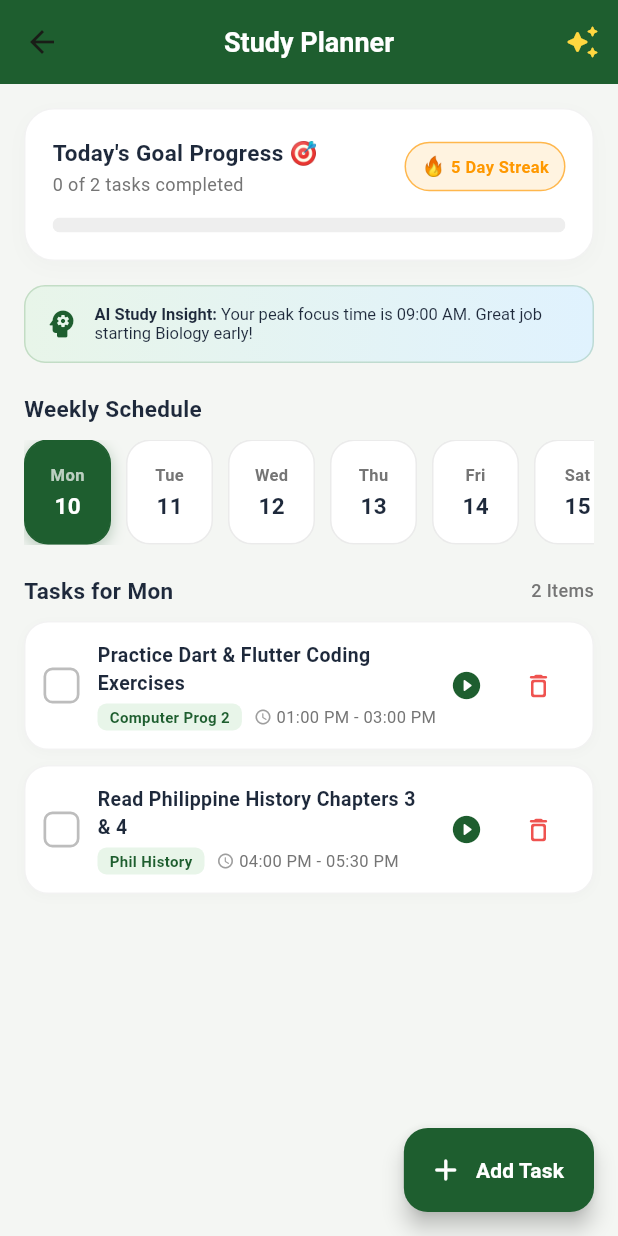
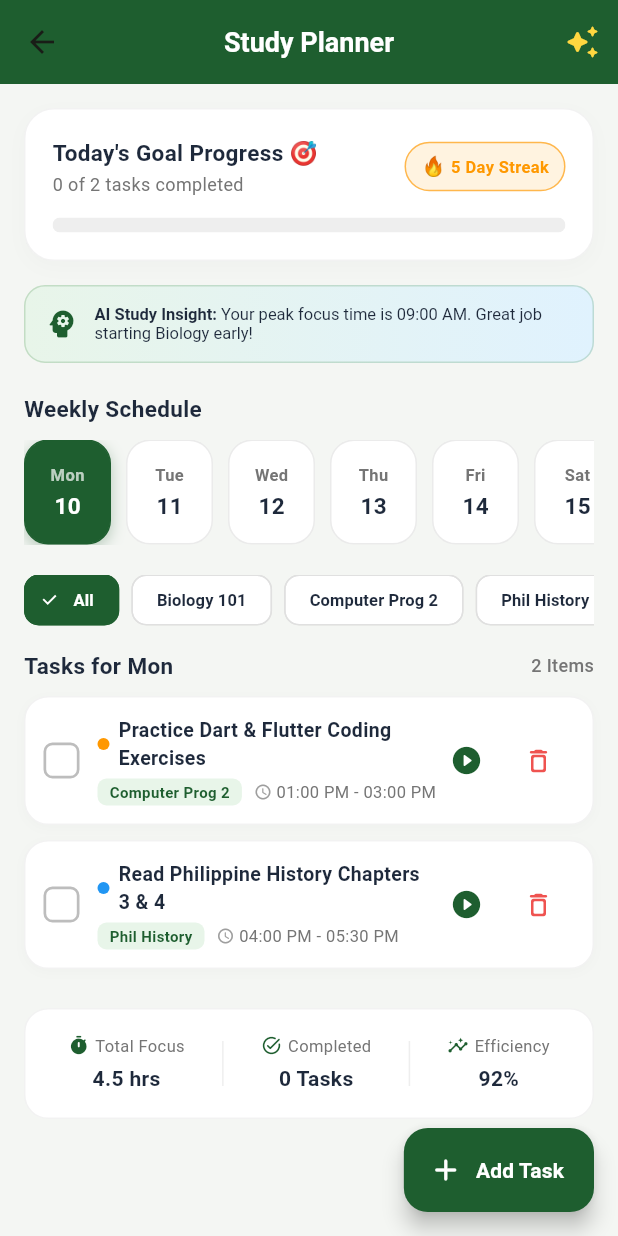
Before and after one commit to ReinHarel/review_spc_clean, a Flutter app: the StudyPlannerView screen opened directly, after a tap on the "check" icon, after a tap on the "delete outline" icon, on a phone screen of 412 x 824 dp. Run offline on Flutter 3.47's test engine with Material 3 defaults, Android fonts, the phone set to English and light mode, and no system bars.

Commit message:
feat: enhance Study Planner with subject filter chips, task priority dots

```diff
--- a/lib/views/study_planner_view.dart
+++ b/lib/views/study_planner_view.dart
@@ -9,6 +9,7 @@ class StudyPlannerView extends StatefulWidget {
 
 class _StudyPlannerViewState extends State<StudyPlannerView> {
   int _selectedDayIndex = 0; // 0: Mon, 1: Tue...
+  String _selectedFilter = 'All';
 
   final List<Map<String, String>> _days = [
     {'day': 'Mon', 'date': '10'},
@@ -20,6 +21,13 @@ class _StudyPlannerViewState extends State<StudyPlannerView> {
     {'day': 'Sun', 'date': '16'},
   ];
 
+  final List<String> _subjectFilters = [
+    'All',
+    'Biology 101',
+    'Computer Prog 2',
+    'Phil History',
+  ];
+
   final List<Map<String, dynamic>> _tasks = [
     {
       'title': 'Review Biology Chapter 1 Notes',
@@ -27,7 +35,7 @@ class _StudyPlannerViewState extends State<StudyPlannerView> {
       'time': '09:00 AM - 10:30 AM',
       'isDone': true,
       'priority': 'High',
-      'color': Colors.lightGreen,
+      'priorityColor': Colors.red,
     },
     {
       'title': 'Practice Dart & Flutter Coding Exercises',
@@ -35,7 +43,7 @@ class _StudyPlannerViewState extends State<StudyPlannerView> {
       'time': '01:00 PM - 03:00 PM',
       'isDone': false,
       'priority': 'Medium',
-      'color': Colors.blue,
+      'priorityColor': Colors.orange,
     },
     {
       'title': 'Read Philippine History Chapters 3 & 4',
@@ -43,7 +51,7 @@ class _StudyPlannerViewState extends State<StudyPlannerView> {
       'time': '04:00 PM - 05:30 PM',
       'isDone': false,
       'priority': 'Low',
-      'color': Colors.orange,
+      'priorityColor': Colors.blue,
     },
   ];
 
@@ -188,6 +196,10 @@ class _StudyPlannerViewState extends State<StudyPlannerView> {
 
   @override
   Widget build(BuildContext context) {
+    final filteredTasks = _selectedFilter == 'All'
+        ? _tasks
+        : _tasks.where((t) => t['subject'] == _selectedFilter).toList();
+
     final completedCount = _tasks.where((t) => t['isDone'] as bool).length;
     final totalCount = _tasks.length;
     final progress = totalCount == 0 ? 0.0 : completedCount / totalCount;
@@ -272,8 +284,8 @@ class _StudyPlannerViewState extends State<StudyPlannerView> {
                                 borderRadius: BorderRadius.circular(20),
                                 border: Border.all(color: Colors.orange.shade300),
                               ),
-                              child: Row(
-                                children: const [
+                              child: const Row(
+                                children: [
                                   Text('🔥 ', style: TextStyle(fontSize: 13)),
                                   Text(
                                     '5 Day Streak',
@@ -307,8 +319,8 @@ class _StudyPlannerViewState extends State<StudyPlannerView> {
                   Container(
                     padding: const EdgeInsets.all(12),
                     decoration: BoxDecoration(
-                      gradient: LinearGradient(
-                        colors: [const Color(0xFFE8F5E9), const Color(0xFFE0F2FE)],
+                      gradient: const LinearGradient(
+                        colors: [Color(0xFFE8F5E9), Color(0xFFE0F2FE)],
                         begin: Alignment.centerLeft,
                         end: Alignment.centerRight,
                       ),
@@ -321,9 +333,9 @@ class _StudyPlannerViewState extends State<StudyPlannerView> {
                         const SizedBox(width: 10),
                         Expanded(
                           child: RichText(
-                            text: TextSpan(
-                              style: const TextStyle(fontSize: 11, color: Color(0xFF1E293B)),
-                              children: const [
+                            text: const TextSpan(
+                              style: TextStyle(fontSize: 11, color: Color(0xFF1E293B)),
+                              children: [
                                 TextSpan(text: 'AI Study Insight: ', style: TextStyle(fontWeight: FontWeight.bold)),
                                 TextSpan(text: 'Your peak focus time is 09:00 AM. Great job starting Biology early!'),
                               ],
@@ -404,7 +416,49 @@ class _StudyPlannerViewState extends State<StudyPlannerView> {
                   ),
                   const SizedBox(height: 20),
 
-                  // 4. TASKS HEADER
+                  // 4. SUBJECT FILTER CHIPS
+                  SizedBox(
+                    height: 34,
+                    child: ListView.builder(
+                      scrollDirection: Axis.horizontal,
+                      itemCount: _subjectFilters.length,
+                      itemBuilder: (context, index) {
+                        final filter = _subjectFilters[index];
+                        final isSelected = _selectedFilter == filter;
+                        return Container(
+                          margin: const EdgeInsets.only(right: 8),
+                          child: FilterChip(
+                            selected: isSelected,
+                            label: Text(
+                              filter,
+                              style: TextStyle(
+                                fontSize: 11,
+                                fontWeight: FontWeight.bold,
+                                color: isSelected ? Colors.white : const Color(0xFF1E293B),
+                              ),
+                            ),
+                            selectedColor: const Color(0xFF1E5E2F),
+                            backgroundColor: Colors.white,
+                            checkmarkColor: Colors.white,
+                            shape: RoundedRectangleBorder(
+                              borderRadius: BorderRadius.circular(10),
+                              side: BorderSide(
+                                color: isSelected ? const Color(0xFF1E5E2F) : Colors.grey.shade300,
+                              ),
+                            ),
+                            onSelected: (bool selected) {
+                              setState(() {
+                                _selectedFilter = filter;
+                              });
+                            },
+                          ),
+                        );
+                      },
+                    ),
+                  ),
+                  const SizedBox(height: 16),
+
+                  // 5. TASKS HEADER
                   Row(
                     mainAxisAlignment: MainAxisAlignment.spaceBetween,
                     children: [
@@ -413,21 +467,22 @@ class _StudyPlannerViewState extends State<StudyPlannerView> {
                         style: const TextStyle(fontSize: 15, fontWeight: FontWeight.bold, color: Color(0xFF1E293B)),
                       ),
                       Text(
-                        '${_tasks.length} Items',
+                        '${filteredTasks.length} Items',
                         style: TextStyle(fontSize: 12, color: Colors.grey.shade600, fontWeight: FontWeight.w500),
                       ),
                     ],
                   ),
                   const SizedBox(height: 10),
 
-                  // 5. TASK LIST CARDS
+                  // 6. TASK LIST CARDS
                   ListView.builder(
                     shrinkWrap: true,
                     physics: const NeverScrollableScrollPhysics(),
-                    itemCount: _tasks.length,
+                    itemCount: filteredTasks.length,
                     itemBuilder: (context, index) {
-                      final task = _tasks[index];
+                      final task = filteredTasks[index];
                       final bool isDone = task['isDone'];
+                      final Color priorityColor = task['priorityColor'];
 
                       return Container(
                         margin: const EdgeInsets.only(bottom: 10),
@@ -450,7 +505,7 @@ class _StudyPlannerViewState extends State<StudyPlannerView> {
                             GestureDetector(
                               onTap: () {
                                 setState(() {
-                                  _tasks[index]['isDone'] = !isDone;
+                                  task['isDone'] = !isDone;
                                 });
                               },
                               child: AnimatedContainer(
@@ -477,7 +532,20 @@ class _StudyPlannerViewState extends State<StudyPlannerView> {
                               child: Column(
                                 crossAxisAlignment: CrossAxisAlignment.start,
                                 children: [
-                                  Text(
+                                  Row(
+                                    children: [
+                                      // Priority Indicator Dot
+                                      Container(
+                                        width: 8,
+                                        height: 8,
+                                        decoration: BoxDecoration(
+                                          color: priorityColor,
+                                          shape: BoxShape.circle,
+                                        ),
+                                      ),
+                                      const SizedBox(width: 6),
+                                      Expanded(
+                                        child: Text(
                                           task['title'],
                                           style: TextStyle(
                                             fontSize: 13,
@@ -485,6 +553,9 @@ class _StudyPlannerViewState extends State<StudyPlannerView> {
                                             color: isDone ? Colors.grey : const Color(0xFF1E293B),
                                             decoration: isDone ? TextDecoration.lineThrough : null,
                                           ),
+                                        ),
+                                      ),
+                                    ],
                                   ),
                                   const SizedBox(height: 4),
                                   Row(
@@ -532,7 +603,7 @@ class _StudyPlannerViewState extends State<StudyPlannerView> {
                                   icon: Icon(Icons.delete_outline_rounded, color: Colors.red.shade400, size: 20),
                                   onPressed: () {
                                     setState(() {
-                                      _tasks.removeAt(index);
+                                      _tasks.remove(task);
                                     });
                                   },
                                 ),
@@ -543,6 +614,27 @@ class _StudyPlannerViewState extends State<StudyPlannerView> {
                       );
                     },
                   ),
+                  const SizedBox(height: 16),
+
+                  // 7. FOCUS TIME SUMMARY MINI-WIDGET
+                  Container(
+                    padding: const EdgeInsets.all(16),
+                    decoration: BoxDecoration(
+                      color: Colors.white,
+                      borderRadius: BorderRadius.circular(16),
+                      border: Border.all(color: Colors.black.withValues(alpha: 0.05)),
+                    ),
+                    child: Row(
+                      mainAxisAlignment: MainAxisAlignment.spaceAround,
+                      children: [
+                        _buildStatItem('Total Focus', '4.5 hrs', Icons.timer_rounded),
+                        Container(height: 30, width: 1, color: Colors.grey.shade200),
+                        _buildStatItem('Completed', '$completedCount Tasks', Icons.task_alt_rounded),
+                        Container(height: 30, width: 1, color: Colors.grey.shade200),
+                        _buildStatItem('Efficiency', '92%', Icons.insights_rounded),
+                      ],
+                    ),
+                  ),
                 ],
               ),
             ),
@@ -551,4 +643,23 @@ class _StudyPlannerViewState extends State<StudyPlannerView> {
       ),
     );
   }
+
+  Widget _buildStatItem(String label, String value, IconData icon) {
+    return Column(
+      children: [
+        Row(
+          children: [
+            Icon(icon, size: 14, color: const Color(0xFF1E5E2F)),
+            const SizedBox(width: 4),
+            Text(label, style: TextStyle(fontSize: 11, color: Colors.grey.shade600)),
+          ],
+        ),
+        const SizedBox(height: 4),
+        Text(
+          value,
+          style: const TextStyle(fontSize: 14, fontWeight: FontWeight.bold, color: Color(0xFF1E293B)),
+        ),
+      ],
+    );
   }
+}
```
Lines whose indentation alone changed are shown as unchanged.
